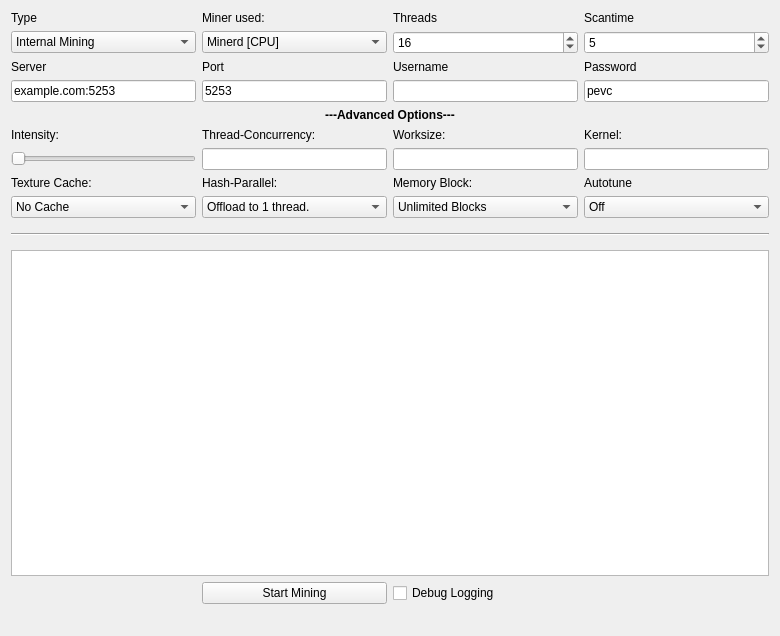
Before: the Qt Designer form src/qt/forms/miningpage.ui in plusevcoin/plusevcoin, drawn with Qt 5.
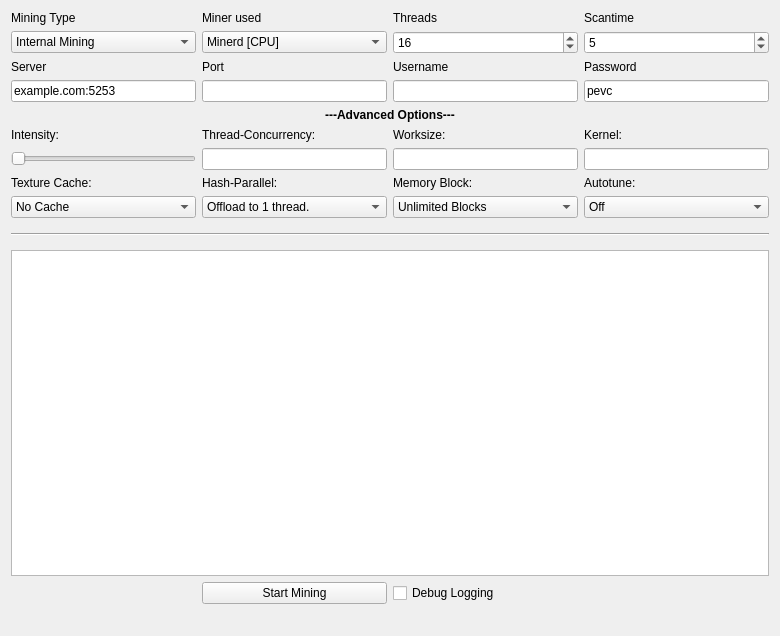
After: the same form once the commit is applied.

Commit message: New mining page fixes

What changed in the file:
```diff
--- a/src/qt/forms/miningpage.ui
+++ b/src/qt/forms/miningpage.ui
@@ -168,7 +168,7 @@
    <item row="3" column="2">
     <widget class="QLabel" name="minerLabel">
      <property name="text">
-      <string>Miner used:</string>
+      <string>Miner used</string>
      </property>
     </widget>
    </item>
@@ -219,7 +219,7 @@
    <item row="3" column="1">
     <widget class="QLabel" name="typeLabel">
      <property name="text">
-      <string>Type</string>
+      <string>Mining Type</string>
      </property>
     </widget>
    </item>
@@ -258,7 +258,7 @@
      <property name="enabled">
       <bool>true</bool>
      </property>
-     <property name="text">
+     <property name="Text">
       <string>5253</string>
      </property>
      <property name="value" stdset="0">
@@ -461,7 +461,7 @@
    <item row="15" column="4">
     <widget class="QLabel" name="autotuneLabel">
      <property name="text">
-      <string>Autotune</string>
+      <string>Autotune:</string>
      </property>
     </widget>
    </item>
```
Left out of the diff: 3 changed lines with no effect on the pictures. The commit also changes 4 other files.
